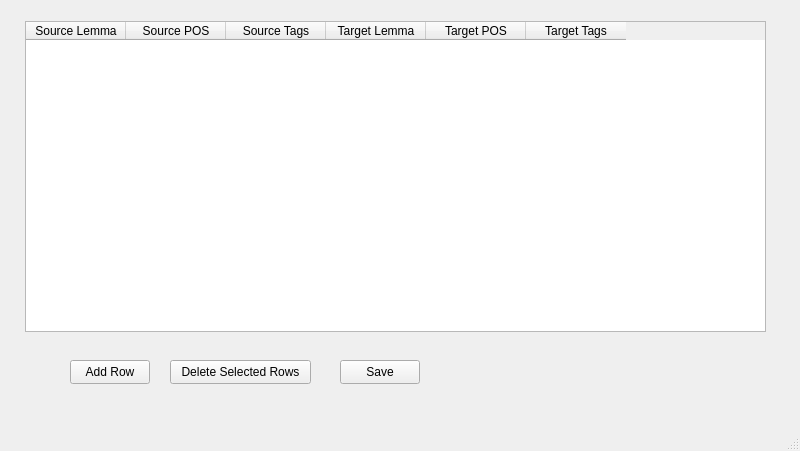
First picture: the form in ReplacementEditorWindow.ui, repository rmlockwood/FLExTrans, before the edit.
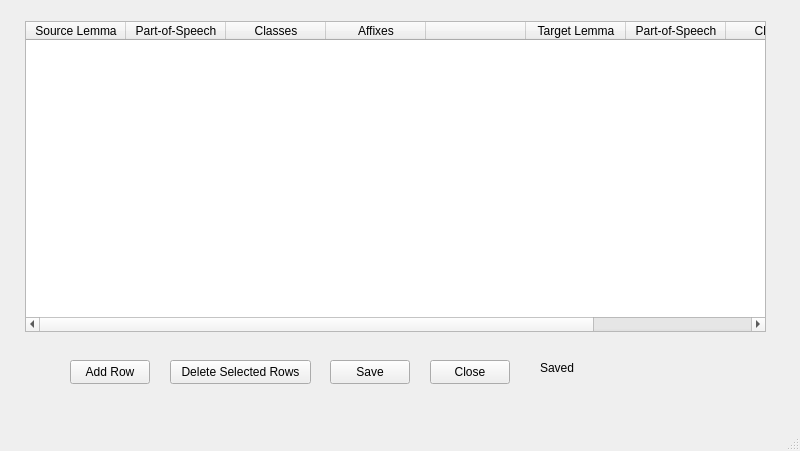
Second picture: the form after the edit.

Commit message:
Replacement Editor: various tweaks
- distinguish inflection features from affixes
- autofill inflection features
- set the window icon
- add close button
- add status line to indicate the file was saved
- display warning popup on save for weird entries

What changed in the file:
```diff
--- a/ReplacementEditorWindow.ui
+++ b/ReplacementEditorWindow.ui
@@ -30,12 +30,22 @@
     </column>
     <column>
      <property name="text">
-      <string>Source POS</string>
+      <string>Part-of-Speech</string>
      </property>
     </column>
     <column>
      <property name="text">
-      <string>Source Tags</string>
+      <string>Classes</string>
+     </property>
+    </column>
+    <column>
+     <property name="text">
+      <string>Affixes</string>
+     </property>
+    </column>
+    <column>
+     <property name="text">
+      <string/>
      </property>
     </column>
     <column>
@@ -45,12 +55,17 @@
     </column>
     <column>
      <property name="text">
-      <string>Target POS</string>
+      <string>Part-of-Speech</string>
      </property>
     </column>
     <column>
      <property name="text">
-      <string>Target Tags</string>
+      <string>Classes</string>
+     </property>
+    </column>
+    <column>
+     <property name="text">
+      <string>Affixes</string>
      </property>
     </column>
    </widget>
@@ -83,7 +98,7 @@
    <widget class="QPushButton" name="saveButton">
     <property name="geometry">
      <rect>
-      <x>340</x>
+      <x>330</x>
       <y>360</y>
       <width>80</width>
       <height>24</height>
@@ -93,6 +108,32 @@
      <string>Save</string>
     </property>
    </widget>
+   <widget class="QPushButton" name="closeButton">
+    <property name="geometry">
+     <rect>
+      <x>430</x>
+      <y>360</y>
+      <width>80</width>
+      <height>24</height>
+     </rect>
+    </property>
+    <property name="text">
+     <string>Close</string>
+    </property>
+   </widget>
+   <widget class="QLabel" name="saveLabel">
+    <property name="geometry">
+     <rect>
+      <x>540</x>
+      <y>360</y>
+      <width>58</width>
+      <height>16</height>
+     </rect>
+    </property>
+    <property name="text">
+     <string>Saved</string>
+    </property>
+   </widget>
   </widget>
   <widget class="QMenuBar" name="menubar">
    <property name="geometry">
```
Left out of the diff: 2 changed lines with no effect on the pictures. The commit also changes 4 other files.
